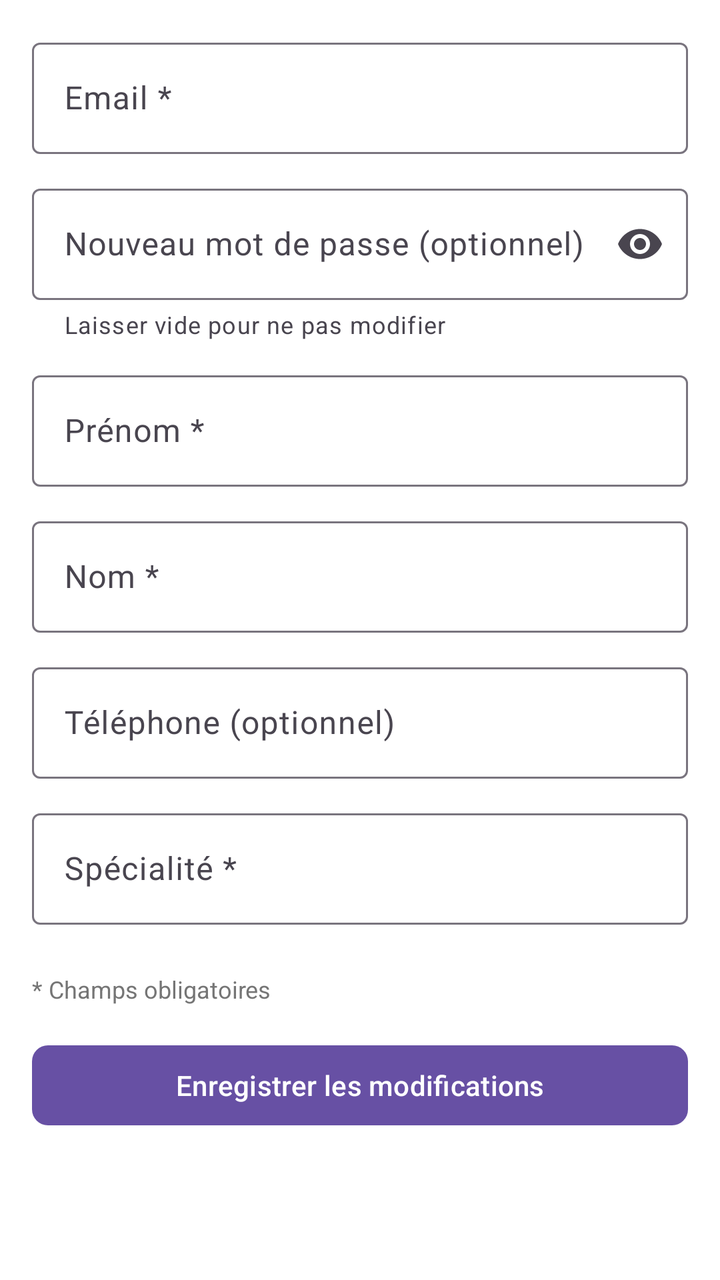
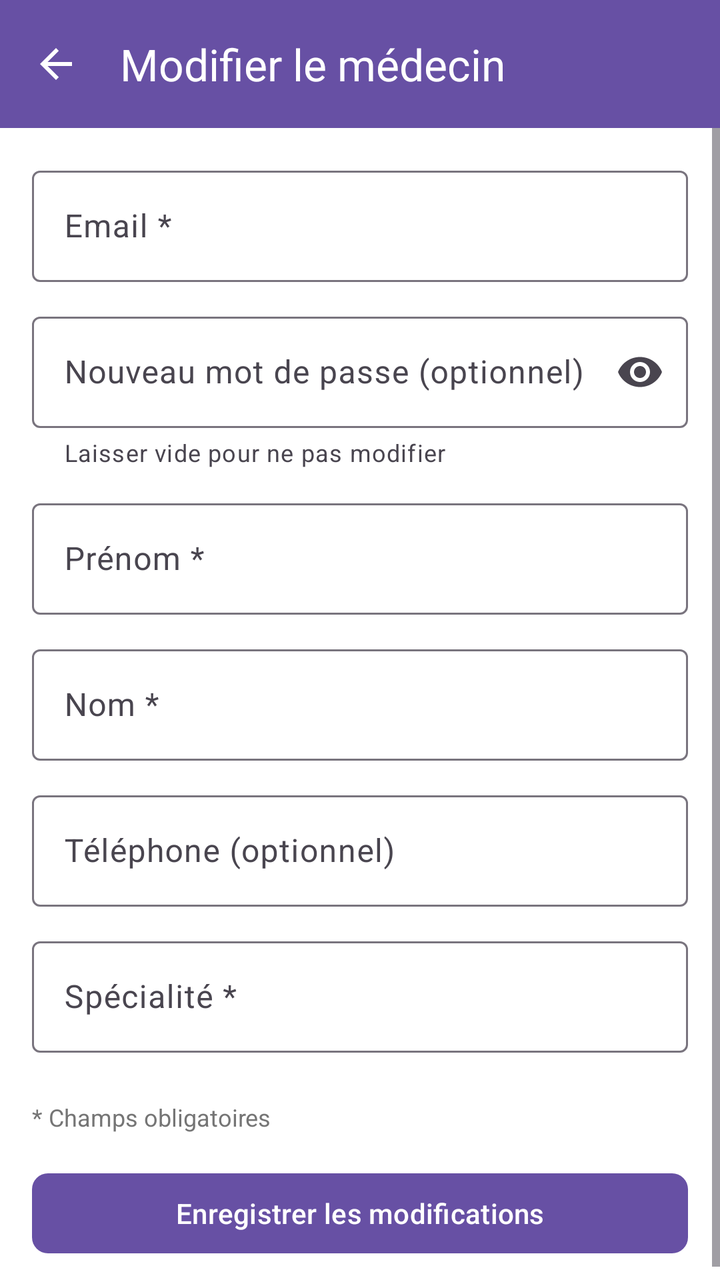

The first picture is an Android layout as it rendered before a commit; the second is the same layout after the commit. The layout source and the unified diff follow.
<!-- AndroidManifest.xml: application theme Theme.CabinetMedical -->
<!-- res/layout/activity_admin_edit_doctor.xml -->
<?xml version="1.0" encoding="utf-8"?>
<ScrollView xmlns:android="http://schemas.android.com/apk/res/android"
    xmlns:app="http://schemas.android.com/apk/res-auto"
    android:layout_width="match_parent"
    android:layout_height="match_parent"
    android:background="@color/white"
    android:fillViewport="true">

    <LinearLayout
        android:layout_width="match_parent"
        android:layout_height="wrap_content"
        android:orientation="vertical"
        android:padding="16dp">

        
        <ProgressBar
            android:id="@+id/progress_bar"
            android:layout_width="wrap_content"
            android:layout_height="wrap_content"
            android:layout_gravity="center"
            android:visibility="gone" />

        
        <TextView
            android:id="@+id/error_message"
            android:layout_width="match_parent"
            android:layout_height="wrap_content"
            android:background="@drawable/error_background"
            android:padding="12dp"
            android:textColor="@color/error"
            android:visibility="gone"
            android:layout_marginBottom="16dp" />

        
        <com.google.android.material.textfield.TextInputLayout
            android:layout_width="match_parent"
            android:layout_height="wrap_content"
            android:hint="Email *"
            app:boxBackgroundMode="outline"
            android:layout_marginBottom="12dp">

            <com.google.android.material.textfield.TextInputEditText
                android:id="@+id/input_email"
                android:layout_width="match_parent"
                android:layout_height="wrap_content"
                android:inputType="textEmailAddress" />

        </com.google.android.material.textfield.TextInputLayout>

        
        <com.google.android.material.textfield.TextInputLayout
            android:layout_width="match_parent"
            android:layout_height="wrap_content"
            android:hint="Nouveau mot de passe (optionnel)"
            app:boxBackgroundMode="outline"
            app:endIconMode="password_toggle"
            app:helperText="Laisser vide pour ne pas modifier"
            android:layout_marginBottom="12dp">

            <com.google.android.material.textfield.TextInputEditText
                android:id="@+id/input_password"
                android:layout_width="match_parent"
                android:layout_height="wrap_content"
                android:inputType="textPassword" />

        </com.google.android.material.textfield.TextInputLayout>

        
        <com.google.android.material.textfield.TextInputLayout
            android:layout_width="match_parent"
            android:layout_height="wrap_content"
            android:hint="Prénom *"
            app:boxBackgroundMode="outline"
            android:layout_marginBottom="12dp">

            <com.google.android.material.textfield.TextInputEditText
                android:id="@+id/input_first_name"
                android:layout_width="match_parent"
                android:layout_height="wrap_content"
                android:inputType="textPersonName" />

        </com.google.android.material.textfield.TextInputLayout>

        
        <com.google.android.material.textfield.TextInputLayout
            android:layout_width="match_parent"
            android:layout_height="wrap_content"
            android:hint="Nom *"
            app:boxBackgroundMode="outline"
            android:layout_marginBottom="12dp">

            <com.google.android.material.textfield.TextInputEditText
                android:id="@+id/input_last_name"
                android:layout_width="match_parent"
                android:layout_height="wrap_content"
                android:inputType="textPersonName" />

        </com.google.android.material.textfield.TextInputLayout>

        
        <com.google.android.material.textfield.TextInputLayout
            android:layout_width="match_parent"
            android:layout_height="wrap_content"
            android:hint="Téléphone (optionnel)"
            app:boxBackgroundMode="outline"
            android:layout_marginBottom="12dp">

            <com.google.android.material.textfield.TextInputEditText
                android:id="@+id/input_phone"
                android:layout_width="match_parent"
                android:layout_height="wrap_content"
                android:inputType="phone"
                android:maxLength="10" />

        </com.google.android.material.textfield.TextInputLayout>

        
        <com.google.android.material.textfield.TextInputLayout
            android:layout_width="match_parent"
            android:layout_height="wrap_content"
            android:hint="Spécialité *"
            app:boxBackgroundMode="outline"
            android:layout_marginBottom="24dp">

            <com.google.android.material.textfield.TextInputEditText
                android:id="@+id/input_specialty"
                android:layout_width="match_parent"
                android:layout_height="wrap_content"
                android:inputType="text" />

        </com.google.android.material.textfield.TextInputLayout>

        
        <TextView
            android:layout_width="match_parent"
            android:layout_height="wrap_content"
            android:text="* Champs obligatoires"
            android:textColor="@color/text_secondary"
            android:textSize="12sp"
            android:layout_marginBottom="16dp" />

        
        <com.google.android.material.button.MaterialButton
            android:id="@+id/button_save"
            android:layout_width="match_parent"
            android:layout_height="wrap_content"
            android:text="Enregistrer les modifications"
            android:textColor="@color/white"
            app:cornerRadius="8dp" />

    </LinearLayout>

</ScrollView>
<!-- resources referenced by this layout -->
<resources>
  <color name="error">#F44336</color>
  <color name="text_secondary">#757575</color>
  <color name="white">#FFFFFFFF</color>
  <!-- drawable error_background (drawable) -->
  <?xml version="1.0" encoding="utf-8"?>
  <shape xmlns:android="http://schemas.android.com/apk/res/android"
      android:shape="rectangle">
      <solid android:color="#FFEBEE" />
      <corners android:radius="8dp" />
      <stroke
          android:width="1dp"
          android:color="#F44336" />
  </shape>
  <style name="Theme.CabinetMedical" parent="Base.Theme.CabinetMedical" />
  <style name="Base.Theme.CabinetMedical" parent="Theme.Material3.DayNight.NoActionBar">
          
          
      </style>
</resources>

<!-- the commit's change to res/layout/activity_admin_edit_doctor.xml (unified diff, before → after) -->
@@ -1,10 +1,27 @@
 <?xml version="1.0" encoding="utf-8"?>
-<ScrollView xmlns:android="http://schemas.android.com/apk/res/android"
+<LinearLayout xmlns:android="http://schemas.android.com/apk/res/android"
     xmlns:app="http://schemas.android.com/apk/res-auto"
     android:layout_width="match_parent"
     android:layout_height="match_parent"
-    android:background="@color/white"
-    android:fillViewport="true">
+    android:orientation="vertical">
+
+    
+    <com.google.android.material.appbar.MaterialToolbar
+        android:id="@+id/toolbar"
+        android:layout_width="match_parent"
+        android:layout_height="?attr/actionBarSize"
+        android:background="?attr/colorPrimary"
+        app:title="Modifier le médecin"
+        app:titleTextColor="@android:color/white"
+        app:navigationIcon="?attr/homeAsUpIndicator"
+        app:navigationIconTint="@android:color/white" />
+
+    <ScrollView
+        android:layout_width="match_parent"
+        android:layout_height="0dp"
+        android:layout_weight="1"
+        android:background="@color/white"
+        android:fillViewport="true">
 
     <LinearLayout
         android:layout_width="match_parent"
@@ -150,4 +167,6 @@
 
     </LinearLayout>
 
-</ScrollView>
+    </ScrollView>
+
+</LinearLayout>
